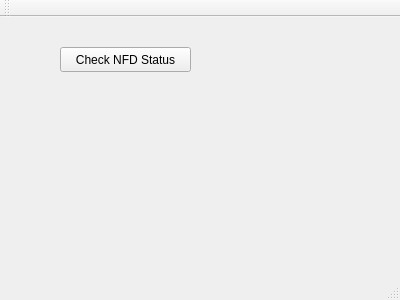
Old version of the form app/ndn_app.ui in the repository sijiahi/ndn_app_old.
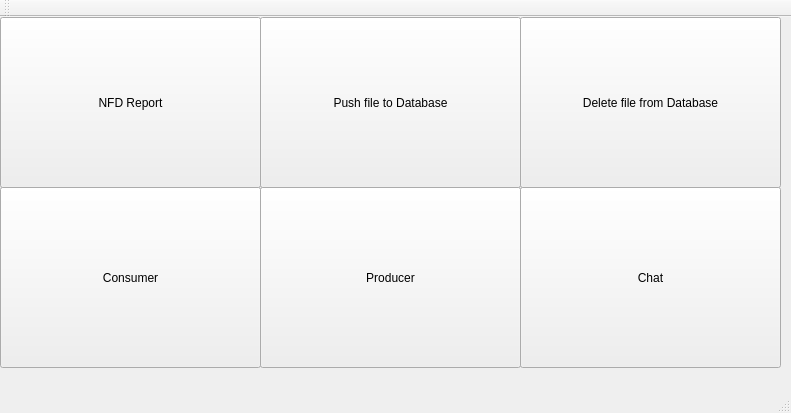
New version of the form.

The edit to the form file:
```diff
--- a/app/ndn_app.ui
+++ b/app/ndn_app.ui
@@ -6,8 +6,8 @@
    <rect>
     <x>0</x>
     <y>0</y>
-    <width>400</width>
-    <height>300</height>
+    <width>791</width>
+    <height>413</height>
    </rect>
   </property>
   <property name="windowTitle">
@@ -17,14 +17,79 @@
    <widget class="QPushButton" name="pushButton">
     <property name="geometry">
      <rect>
-      <x>60</x>
-      <y>30</y>
-      <width>131</width>
-      <height>25</height>
+      <x>0</x>
+      <y>0</y>
+      <width>261</width>
+      <height>171</height>
      </rect>
     </property>
     <property name="text">
-     <string>Check NFD Status</string>
+     <string>NFD Report</string>
+    </property>
+   </widget>
+   <widget class="QPushButton" name="consumer_app">
+    <property name="geometry">
+     <rect>
+      <x>0</x>
+      <y>170</y>
+      <width>261</width>
+      <height>181</height>
+     </rect>
+    </property>
+    <property name="text">
+     <string>Consumer</string>
+    </property>
+   </widget>
+   <widget class="QPushButton" name="producer_app">
+    <property name="geometry">
+     <rect>
+      <x>260</x>
+      <y>170</y>
+      <width>261</width>
+      <height>181</height>
+     </rect>
+    </property>
+    <property name="text">
+     <string>Producer</string>
+    </property>
+   </widget>
+   <widget class="QPushButton" name="to_DB">
+    <property name="geometry">
+     <rect>
+      <x>260</x>
+      <y>0</y>
+      <width>261</width>
+      <height>171</height>
+     </rect>
+    </property>
+    <property name="text">
+     <string>Push file to Database</string>
+    </property>
+   </widget>
+   <widget class="QPushButton" name="chat_app">
+    <property name="geometry">
+     <rect>
+      <x>520</x>
+      <y>170</y>
+      <width>261</width>
+      <height>181</height>
+     </rect>
+    </property>
+    <property name="text">
+     <string>Chat</string>
+    </property>
+   </widget>
+   <widget class="QPushButton" name="delete_DB">
+    <property name="geometry">
+     <rect>
+      <x>520</x>
+      <y>0</y>
+      <width>261</width>
+      <height>171</height>
+     </rect>
+    </property>
+    <property name="text">
+     <string>Delete file from Database</string>
     </property>
    </widget>
   </widget>
```
Left out of the diff: 4 changed lines with no effect on the pictures.
